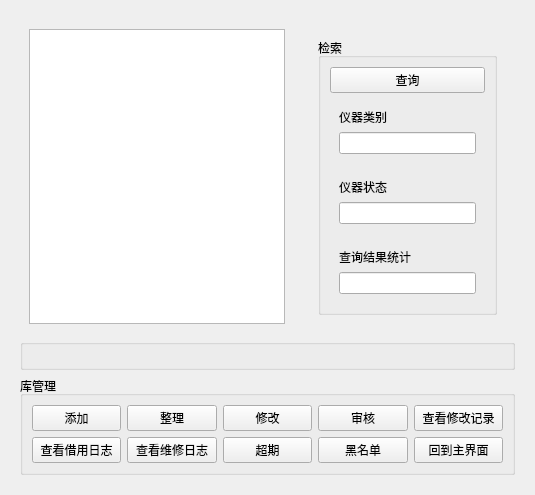
Old version of the form view/equipmentManage/equipment_home.ui in the repository JunWang666/LabNexus.
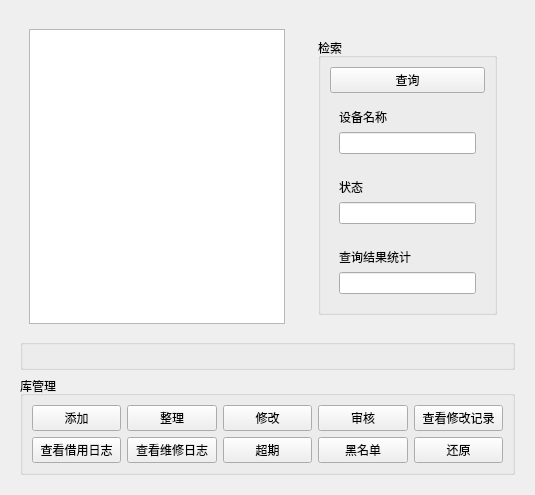
New version of the form.

The edit to the form file:
```diff
--- a/view/equipmentManage/equipment_home.ui
+++ b/view/equipmentManage/equipment_home.ui
@@ -85,7 +85,7 @@
                   <item>
                    <widget class="QLabel" name="expclass">
                     <property name="text">
-                     <string>仪器类别</string>
+                     <string>设备名称</string>
                     </property>
                    </widget>
                   </item>
@@ -107,7 +107,7 @@
                   <item>
                    <widget class="QLabel" name="expstate">
                     <property name="text">
-                     <string>仪器状态</string>
+                     <string>状态</string>
                     </property>
                    </widget>
                   </item>
@@ -228,7 +228,7 @@
          <item row="2" column="5">
           <widget class="QPushButton" name="zreturn">
            <property name="text">
-            <string>回到主界面</string>
+            <string>还原</string>
            </property>
           </widget>
          </item>
```
